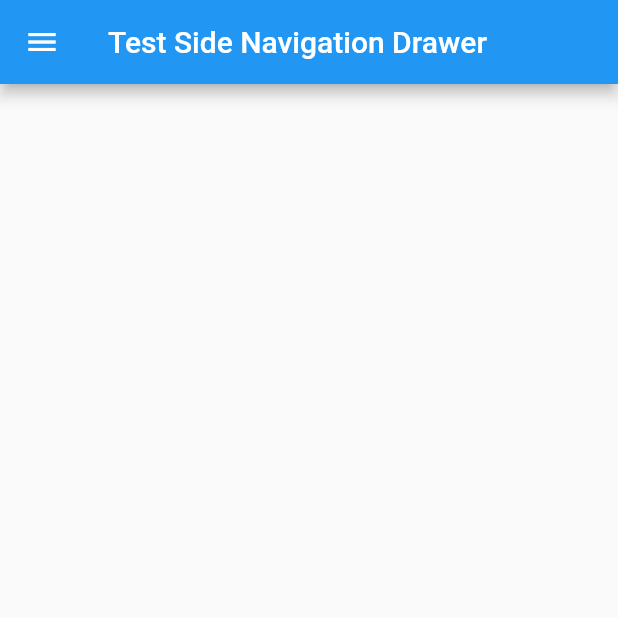
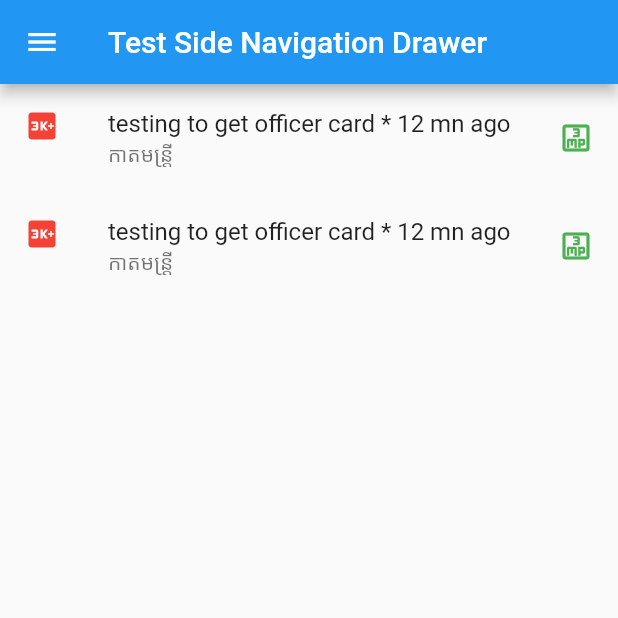
Before and after one commit to sannchesda/flutter_playground, a Flutter app: the NavigationDrawerTest screen opened directly, on a phone screen of 412 x 824 dp, the top half of it. Run offline on Flutter 3.47's test engine with Material 2 defaults, Android fonts, the phone set to English and light mode, and no system bars; our stand-ins replace get, syncfusion_flutter_calendar; missing offline and left inert: avatars, particles_flutter.

```diff
--- a/lib/main.dart
+++ b/lib/main.dart
@@ -1,9 +1,10 @@
 import 'package:avatars/avatars.dart';
 import 'package:flutter/material.dart';
+import 'package:flutter_playground/calendar_app.dart';
 import 'package:get/get.dart';
 import 'package:particles_flutter/particles_flutter.dart';
 
-void main() => runApp(const MyApp());
+void main() => runApp(const CalendarApp());
 
 class MyApp extends StatelessWidget {
   const MyApp({Key? key}) : super(key: key);
@@ -149,9 +150,27 @@ class _NavigationDrawerTestState extends State<NavigationDrawerTest> {
           ],
         ),
       ),
-      body: Container(
+      body: SizedBox(
         width: double.infinity,
         height: double.infinity,
+        child: ListView(
+          children: [
+            ListTile(
+              title: Text("testing to get officer card * 12 mn ago"),
+              subtitle: Text("កាតមន្ត្រី"),
+              leading: Icon(Icons.three_k_plus,color: Colors.red,),
+              trailing: Icon(Icons.three_mp_outlined,color: Colors.green,),
+            ),
+            ListTile(
+              title: Text("testing to get officer card * 12 mn ago"),
+              subtitle: Text("កាតមន្ត្រី"),
+              leading: Icon(Icons.three_k_plus,color: Colors.red,),
+              trailing: Icon(Icons.three_mp_outlined,color: Colors.green,),
+
+            ),
+
+          ],
+        ),
       ),
     );
   }
--- a/pubspec.yaml
+++ b/pubspec.yaml
@@ -39,6 +39,7 @@ dependencies:
   get: ^4.3.8
   flutter_svg: ^0.23.0+1
   avatars: ^2.0.0
+  syncfusion_flutter_calendar: ^19.3.48
 
 dev_dependencies:
   flutter_test:
```
Also changed, not shown: lib/calendar_app.dart (added, +123 -0 lines), pubspec.lock.
